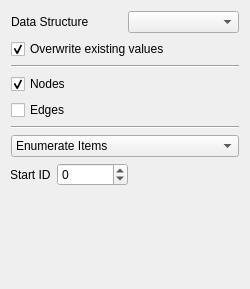
Before: the Qt Designer form src/Plugins/AssignValues/assignvalueswidget.ui in KDE/rocs, drawn with Qt 5.
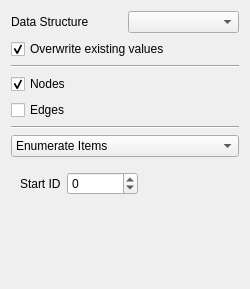
After: the same form once the commit is applied. Custom widgets are drawn as their Qt base class.

The edit to the form file:
```diff
--- a/src/Plugins/AssignValues/assignvalueswidget.ui
+++ b/src/Plugins/AssignValues/assignvalueswidget.ui
@@ -82,15 +82,8 @@
         <height>115</height>
        </size>
       </property>
-      <widget class="QWidget" name="formLayoutWidget">
-       <property name="geometry">
-        <rect>
-         <x>-1</x>
-         <y>0</y>
-         <width>133</width>
-         <height>24</height>
-        </rect>
-       </property>
+      <layout class="QGridLayout" name="gridLayout">
+       <item row="0" column="0">
        <layout class="QFormLayout" name="formLayout">
         <property name="fieldGrowthPolicy">
          <enum>QFormLayout::ExpandingFieldsGrow</enum>
@@ -113,7 +106,8 @@
          </widget>
         </item>
        </layout>
-      </widget>
+       </item>
+      </layout>
      </widget>
      <widget class="QWidget" name="page_2">
       <widget class="QWidget" name="formLayoutWidget_2">
```
Left out of the diff: 28 changed lines with no effect on the pictures. Lines whose indentation alone changed are shown as unchanged.
